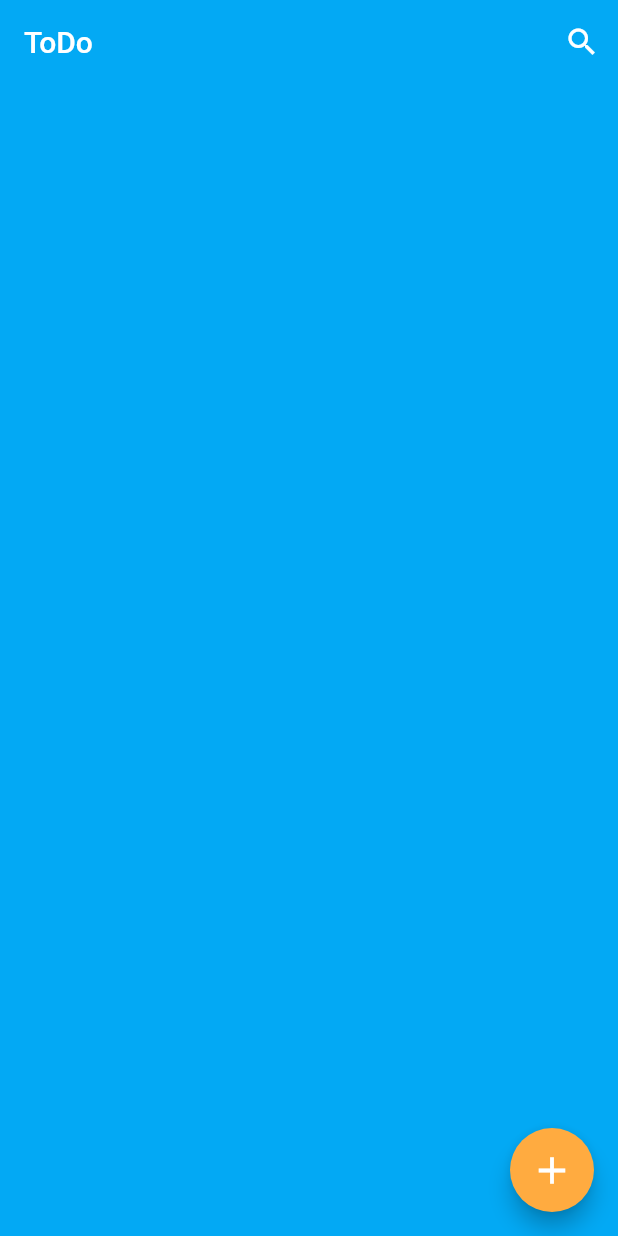
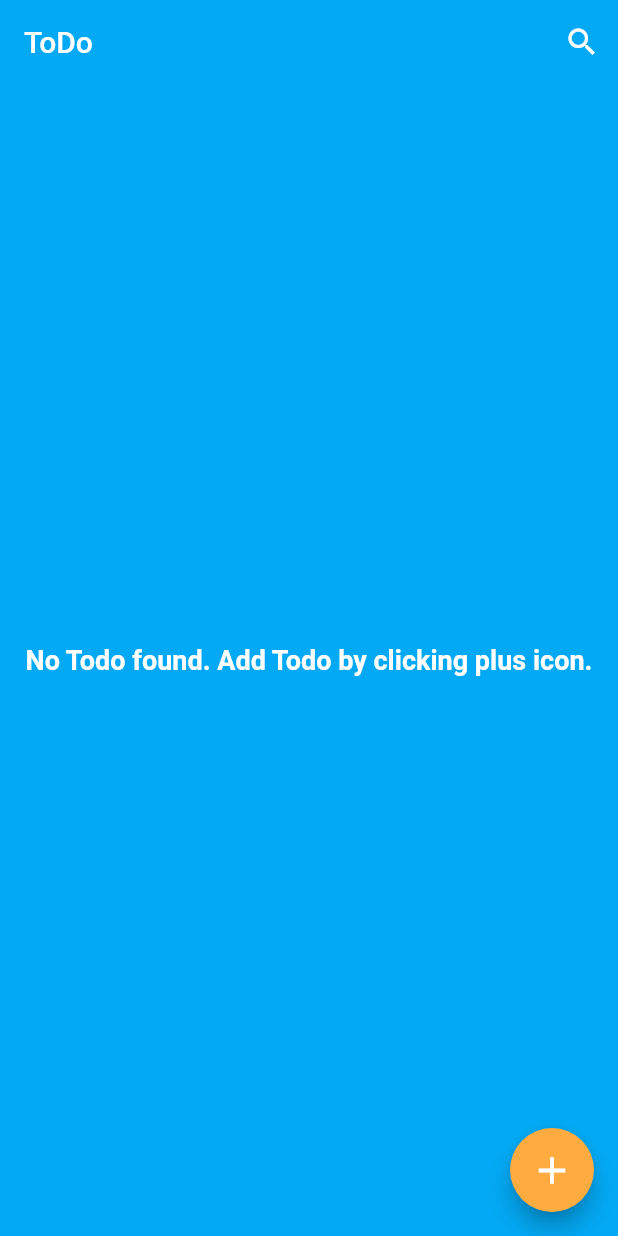
Before and after one commit to Kalam031/todo, a Flutter app: the screen it shows after launch, on a phone screen of 412 x 824 dp. Run offline on Flutter 3.47's test engine with Material 2 defaults, Android fonts, the phone set to English and light mode, and no system bars; our stand-ins replace sqflite; accounts and stored records are empty.

Commit message:
final commit

```diff
--- a/lib/screens/home_screen.dart
+++ b/lib/screens/home_screen.dart
@@ -1,3 +1,5 @@
+import 'dart:ui';
+
 import 'package:flutter/material.dart';
 import 'package:provider/provider.dart';
 import 'package:todo/db/database_model.dart';
@@ -67,7 +69,18 @@ class _HomeScreenState extends State<HomeScreen> {
       ),
       body: Consumer<NoteOperation>(
         builder: (context, data, child) {
-          return ListView.builder(
+          return data.getNotes.isEmpty
+              ? Center(
+                  child: Text(
+                    'No Todo found. Add Todo by clicking plus icon.',
+                    style: TextStyle(
+                      fontWeight: FontWeight.bold,
+                      fontSize: 18,
+                      color: Colors.white,
+                    ),
+                  ),
+                )
+              : ListView.builder(
                   itemCount: data.getNotes.length,
                   itemBuilder: (context, index) {
                     return GestureDetector(
@@ -77,7 +90,8 @@ class _HomeScreenState extends State<HomeScreen> {
                             builder: (context) => AddScreen(
                                   id: data.getNotes[index].id!,
                                   title: data.getNotes[index].title!,
-                            description: data.getNotes[index].description!,
+                                  description:
+                                      data.getNotes[index].description!,
                                 )));
                       },
                     );
```
Lines whose indentation alone changed are shown as unchanged.
